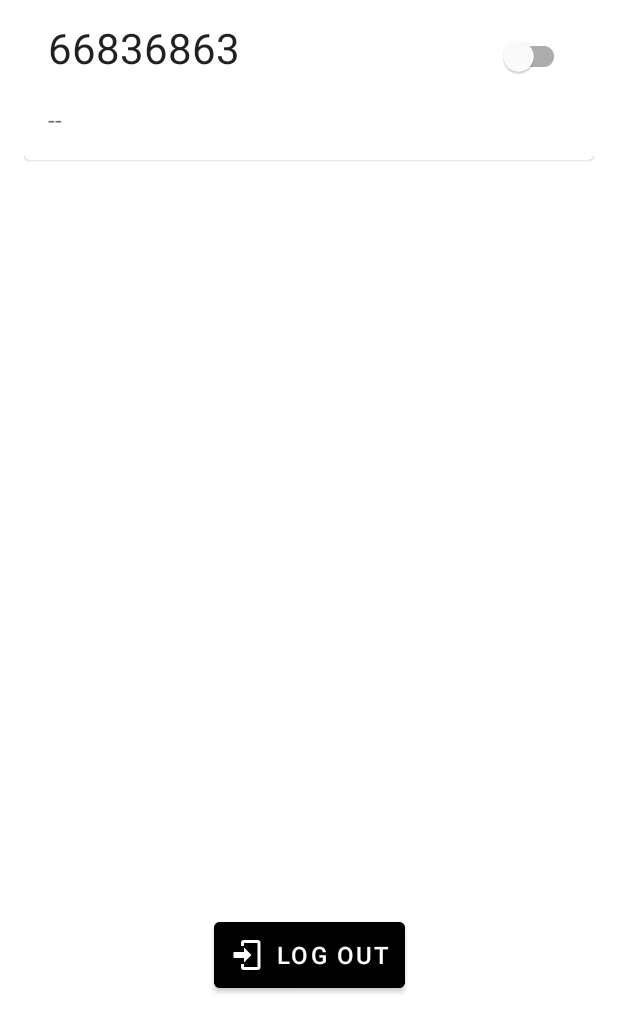
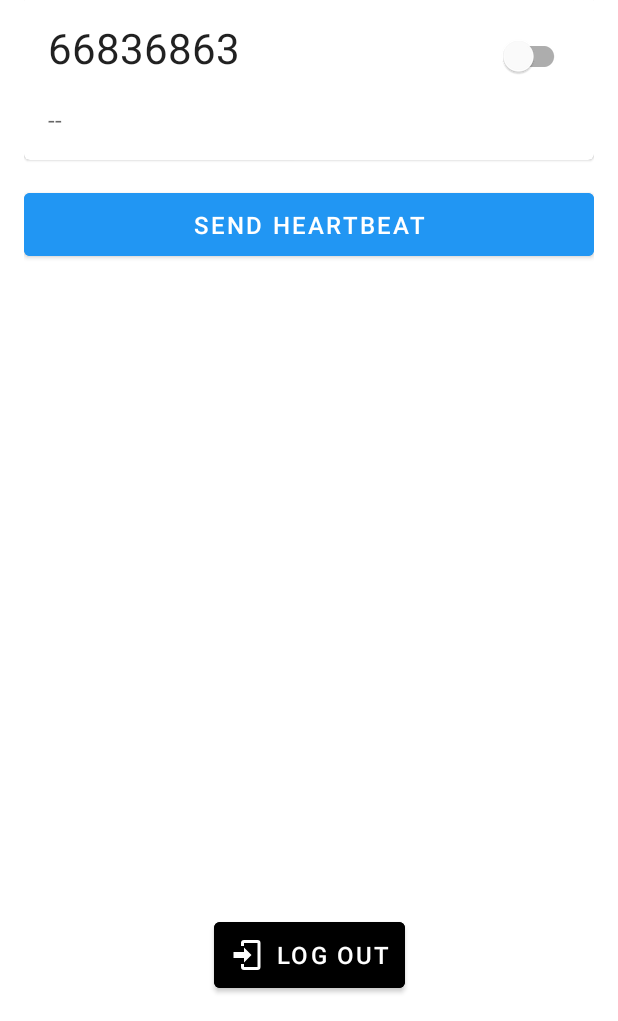
Before and after one commit to NdoleStudio/httpsms, an Android app: the MainActivity screen opened directly, with no data from a screen before it, on a phone screen of 412 x 824 dp, the part 215-1236 px from its top. Run offline under Robolectric (Android 15) with nearby library versions, the phone set to English and light mode, and no system bars; our stand-ins replace Timber; 2 statements that could not run were skipped.

Commit message:
Add button to send heartbeat

```diff
--- a/android/app/src/main/res/layout/activity_main.xml
+++ b/android/app/src/main/res/layout/activity_main.xml
@@ -73,6 +73,43 @@
         </LinearLayout>
     </com.google.android.material.card.MaterialCardView>
 
+    <LinearLayout
+        android:id="@+id/linearLayout"
+        android:layout_width="match_parent"
+        android:layout_height="wrap_content"
+        android:layout_marginTop="16dp"
+        android:layout_weight="50"
+        android:orientation="vertical"
+        app:layout_constraintEnd_toEndOf="parent"
+        app:layout_constraintStart_toStartOf="parent"
+        app:layout_constraintTop_toBottomOf="@+id/mainPhoneCard">
+
+        <com.google.android.material.button.MaterialButton
+            android:id="@+id/mainHeartbeatButton"
+            style="@style/Widget.MaterialComponents.Button.Icon"
+            android:layout_width="match_parent"
+            android:layout_height="wrap_content"
+            android:backgroundTint="#2196f3"
+            android:drawableTint="@color/white"
+            android:padding="10dp"
+            android:text="@string/send_heartbeat"
+            android:textColor="@color/white"
+            android:textSize="16sp"
+            app:iconTint="@color/white"
+            tools:ignore="TextContrastCheck" />
+
+        <com.google.android.material.progressindicator.LinearProgressIndicator
+            android:id="@+id/mainProgressIndicator"
+            android:layout_width="match_parent"
+            android:layout_height="wrap_content"
+            android:layout_marginTop="4dp"
+            android:indeterminate="true"
+            android:visibility="invisible"
+            app:indicatorColor="@color/pink_500"
+            app:layout_constraintTop_toBottomOf="@+id/mainHeartbeatButton"
+            tools:layout_editor_absoluteX="16dp" />
+    </LinearLayout>
+
     <com.google.android.material.button.MaterialButton
         android:id="@+id/mainLogoutButton"
         style="@style/Widget.MaterialComponents.Button.Icon"
--- a/android/app/src/main/res/values/strings.xml
+++ b/android/app/src/main/res/values/strings.xml
@@ -11,4 +11,5 @@
     <string name="main_log_out">Log Out</string>
     <string name="login_phone_number_hint">International phone number in E.164 format</string>
     <string name="phone_number">Phone Number</string>
+    <string name="send_heartbeat">Send Heartbeat</string>
 </resources>
```
Also changed, not shown: android/app/src/main/java/com/httpsms/MainActivity.kt (+48 -1 lines), android/app/src/main/res/drawable/ic_pulse.xml (added, +9 -0 lines).
